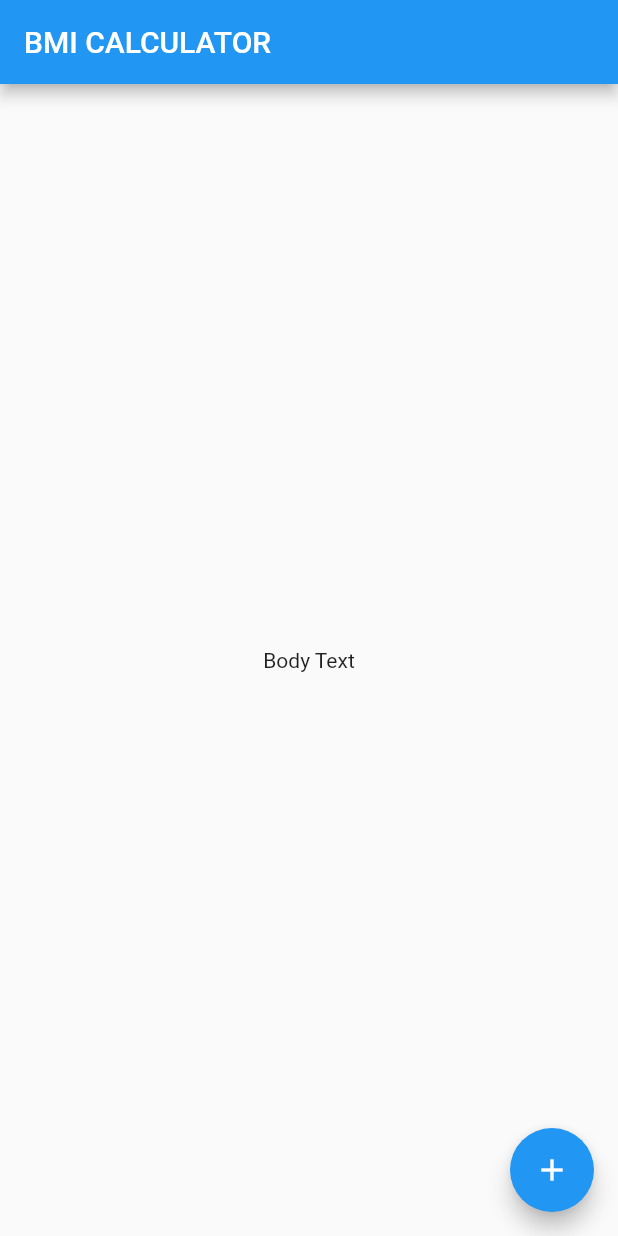
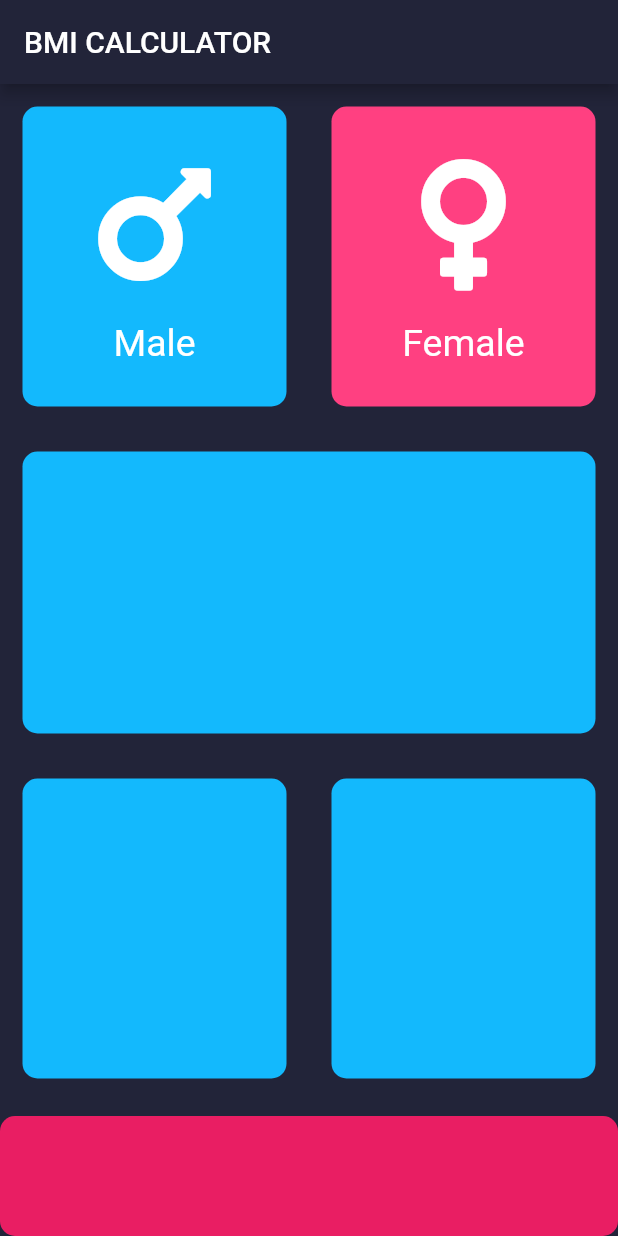
Before and after one commit to padam-ghimire/bmi_calculator, a Flutter app: the screen it shows after launch, on a phone screen of 412 x 824 dp. Run offline on Flutter 3.47's test engine with Material 2 defaults, Android fonts, the phone set to English and light mode, and no system bars; our stand-ins replace font_awesome_flutter.

Commit message:
Male female section added

```diff
--- /dev/null
+++ b/lib/icon_content.dart
@@ -0,0 +1,23 @@
+import 'package:flutter/material.dart';
+
+class IconContent extends StatelessWidget {
+
+  IconContent(this.icon,this.label);
+  final IconData icon;
+  final String label;
+
+  @override
+  Widget build(BuildContext context) {
+    return Column(
+      mainAxisAlignment: MainAxisAlignment.center,
+       children: <Widget>[
+         Icon(
+           icon,
+           size: 100.0,
+         ),
+         SizedBox(height: 15,),
+         Text(label,style: TextStyle(fontSize: 25,color: Colors.white),),
+       ],
+    );
+  }
+}
--- /dev/null
+++ b/lib/input_page.dart
@@ -0,0 +1,120 @@
+
+
+import 'package:bmi_calculator/icon_content.dart';
+import 'package:bmi_calculator/resusable_card.dart';
+import 'package:flutter/material.dart';
+import 'package:font_awesome_flutter/font_awesome_flutter.dart';
+
+ const double bottomHeight=80;
+ const Color conatinerColor=Color(0xFF13B9FD);
+ const Color femaleActiveColor=Colors.pink;
+ const Color femaleInActiveColor=Colors.pinkAccent;
+ const Color inActiveConatinerColor=Color(0xFF0896ce);
+
+enum Gender{
+  male,female
+}
+
+
+//  const Color inActiveconatinerColor=Colors.pink;
+ const Color bottomContainerColor= Colors.pink;
+
+class InputPage extends StatefulWidget {
+  @override
+  _InputPageState createState() => _InputPageState();
+}
+
+class _InputPageState extends State<InputPage> {
+
+
+Gender selectedGender;
+
+  // Color maleCardColor = inActiveConatinerColor;
+  // Color femaleCardColor = femaleInActiveColor;
+
+  // void updateColor(Gender gender){
+  //   if(gender== Gender.male){
+  //      if(maleCardColor == inActiveConatinerColor){
+  //        maleCardColor= conatinerColor;
+  //        femaleCardColor = femaleInActiveColor;
+  //      }else{
+  //         maleCardColor= inActiveConatinerColor;
+  //      }
+  //   }else if(gender== Gender.female){
+  //     if(femaleCardColor == femaleInActiveColor){
+  //        femaleCardColor= femaleActiveColor;
+  //        maleCardColor= inActiveConatinerColor;
+
+  //      }else{
+  //        femaleCardColor= femaleInActiveColor;
+
+  //      }
+
+  //   }
+  // }
+  @override
+  Widget build(BuildContext context) {
+    return Scaffold(
+      appBar: AppBar(
+        title: Text('BMI CALCULATOR'),
+      ),
+      body: Column(
+        crossAxisAlignment: CrossAxisAlignment.stretch,
+        children: <Widget>[
+          Row(children: <Widget>[
+            Expanded(child:
+               GestureDetector(
+                 onTap: (){
+                   setState(() {
+                    selectedGender = Gender.male;
+                    print(conatinerColor);
+                   });
+                 },
+                 child: ReusableCard(colour:selectedGender==Gender.male ? inActiveConatinerColor : conatinerColor ,
+                 cardChild: IconContent(FontAwesomeIcons.mars,"Male"),
+                 ),
+               ),
+         ),
+         Expanded(child:
+          GestureDetector(
+            onTap: (){
+              setState(() {
+                selectedGender = Gender.female;
+              });
+            },
+              child: ReusableCard(colour:selectedGender==Gender.female ? femaleActiveColor : femaleInActiveColor,
+              cardChild: IconContent(FontAwesomeIcons.venus,"Female"),
+            ),
+          ),
+
+         ),
+          ],),
+         Expanded(child:
+         ReusableCard(colour:conatinerColor),
+         ),
+            Row(children: <Widget>[
+            Expanded(child:
+             ReusableCard(colour:conatinerColor),
+         ),
+         Expanded(child:
+          ReusableCard(colour:conatinerColor),
+         ),
+          ],
+          ),
+          Container(
+            margin: EdgeInsets.only(top:10),
+            height: bottomHeight,
+            decoration: BoxDecoration(
+            color:bottomContainerColor,
+              borderRadius: BorderRadius.circular(10),
+            ),
+            width: double.infinity,
+          ),
+
+        ],
+      ),
+
+
+    );
+  }
+}
--- a/lib/main.dart
+++ b/lib/main.dart
@@ -1,4 +1,6 @@
 import 'package:flutter/material.dart';
+
+import 'input_page.dart';
 
 void main() => runApp(BMICalculator());
 
@@ -6,32 +8,11 @@ class BMICalculator extends StatelessWidget {
   @override
   Widget build(BuildContext context) {
     return MaterialApp(
+      theme: ThemeData.dark().copyWith(
+        primaryColor: Color(0xFF222439),
+        scaffoldBackgroundColor: Color(0xFF222439),
+      ),
       home: InputPage(),
     );
   }
 }
-
-class InputPage extends StatefulWidget {
-  @override
-  _InputPageState createState() => _InputPageState();
-}
-
-class _InputPageState extends State<InputPage> {
-  @override
-  Widget build(BuildContext context) {
-    return Scaffold(
-      appBar: AppBar(
-        title: Text('BMI CALCULATOR'),
-      ),
-      body: Center(
-        child: Text('Body Text'),
-      ),
-      floatingActionButton: FloatingActionButton(
-        onPressed: (){
-
-        },
-        child: Icon(Icons.add),
-      ),
-    );
-  }
-}
--- /dev/null
+++ b/lib/resusable_card.dart
@@ -0,0 +1,21 @@
+import 'package:flutter/material.dart';
+
+class ReusableCard extends StatelessWidget {
+
+  ReusableCard({this.colour,this.cardChild});
+   final Color colour;
+   final Widget cardChild;
+  @override
+  Widget build(BuildContext context) {
+    return Container(
+      child: cardChild,
+        height: 200,
+        width: 170,
+        margin: EdgeInsets.all(15),
+        decoration: BoxDecoration(
+          color: colour,
+          borderRadius: BorderRadius.circular(10),
+        ),
+      );
+  }
+}
--- a/pubspec.yaml
+++ b/pubspec.yaml
@@ -10,6 +10,10 @@ dependencies:
   flutter:
     sdk: flutter
 
+
+  font_awesome_flutter: ^8.8.1
+
+
   cupertino_icons: ^0.1.2
 
 dev_dependencies:
```
